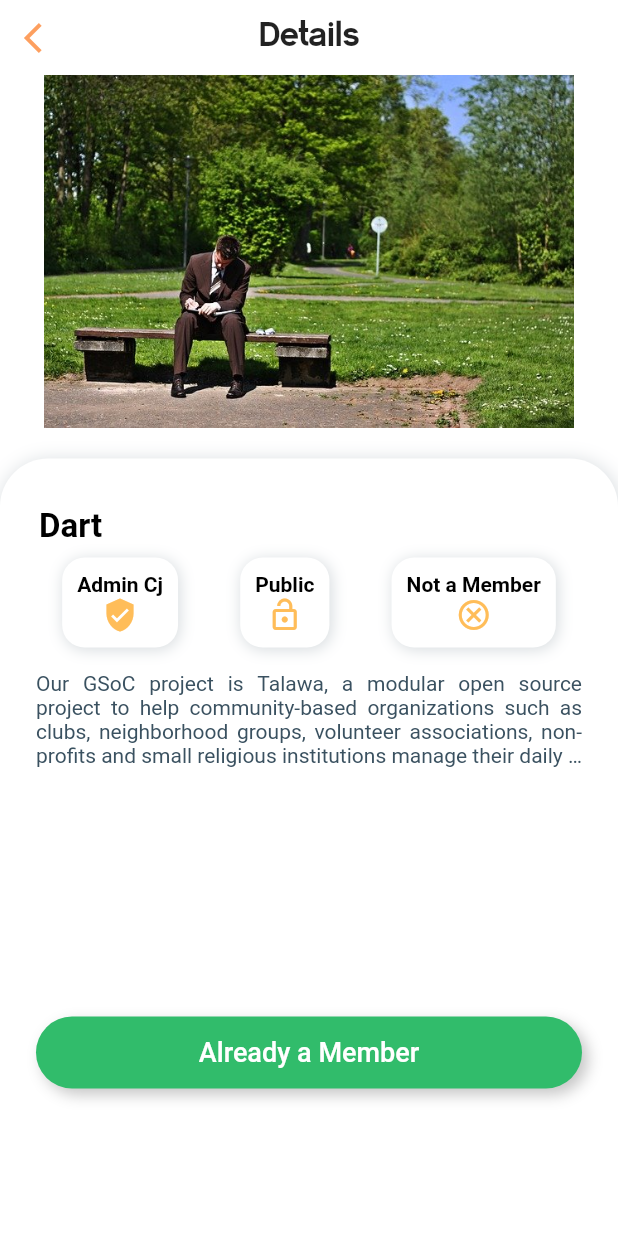
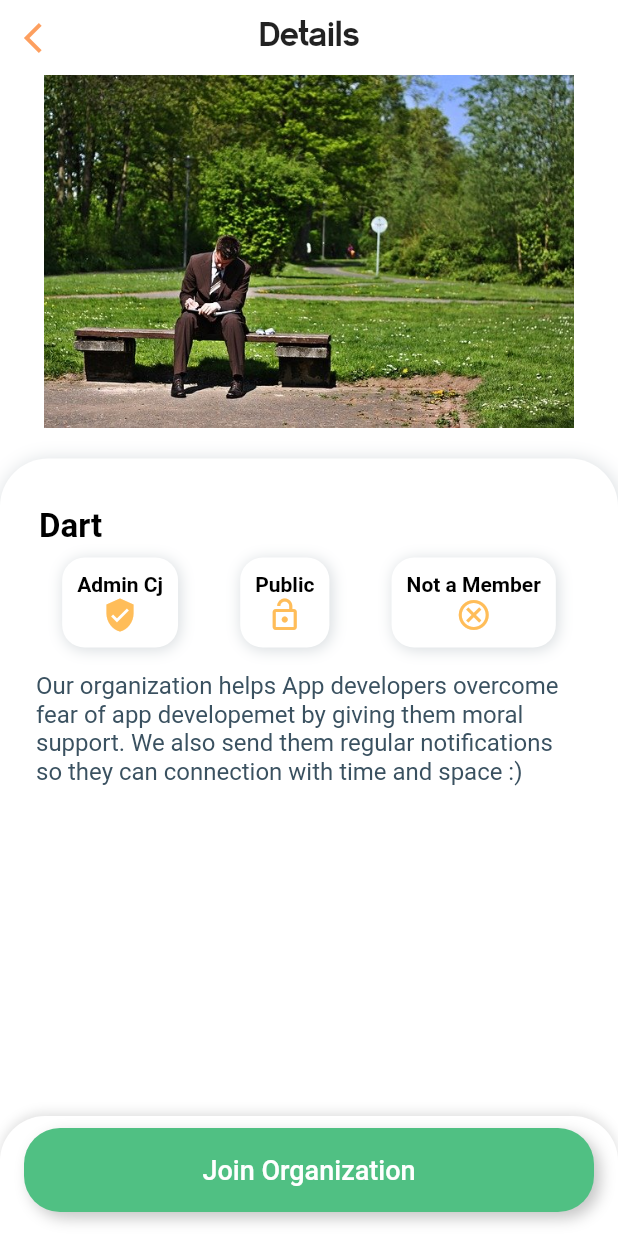
Before and after one commit to utkarshshendge/t-sample-ui, a Flutter app: the AddProfilePicture screen opened directly, after a tap on "Proceed", after a tap on "Dart", on a phone screen of 412 x 824 dp. Run offline on Flutter 3.47's test engine with Material 2 defaults, Android fonts, the phone set to English and light mode, and no system bars; our stand-ins replace carousel_slider, font_awesome_flutter, google_nav_bar, percent_indicator, table_calendar.

Commit message:
Code Refractor

```diff
--- a/lib/app_theme.dart
+++ b/lib/app_theme.dart
@@ -13,6 +13,19 @@ class TalawaTheme {
       button: base.button.copyWith(fontFamily: fontName),
     );
   }
+
+  static Decoration textBoxDecoration = BoxDecoration(
+    color: Color(0xFFFFFFFF),
+    borderRadius: const BorderRadius.all(
+      Radius.circular(10.0),
+    ),
+    boxShadow: <BoxShadow>[
+      BoxShadow(
+          color: Colors.grey.withOpacity(0.3),
+          offset: const Offset(0, 2),
+          blurRadius: 8.0),
+    ],
+  );
 
   static ThemeData buildLightTheme() {
     final Color primaryColor = Color(0xff31BC6B);
--- a/lib/views/pages/events/event_list_item.dart
+++ b/lib/views/pages/events/event_list_item.dart
@@ -54,7 +54,7 @@ class _EventItemState extends State<EventItem> {
                     Radius.circular(5),
                   )),
               height: 100,
-              width: 83,
+              width: MediaQuery.of(context).size.width - 274,
               child: Column(
                 mainAxisAlignment: MainAxisAlignment.spaceEvenly,
                 children: [
--- a/lib/views/pages/login_signup/profile_pic_screen.dart
+++ b/lib/views/pages/login_signup/add_profilepic_screen.dart
@@ -1,6 +1,8 @@
 import 'package:flutter/material.dart';
+import 'package:talawa_sample_ui/views/pages/login_signup/login_screen.dart';
 import 'package:talawa_sample_ui/views/pages/login_signup/signup_screen.dart';
-import 'package:talawa_sample_ui/views/widgets/customButtons.dart';
+import 'package:talawa_sample_ui/views/widgets/custom_bottom_bar.dart';
+import 'package:talawa_sample_ui/views/widgets/custom_buttons.dart';
 
 import '../../../app_theme.dart';
 import '../bottom_nav_bar.dart';
@@ -124,21 +126,21 @@ class _AddProfilePictureState extends State<AddProfilePicture> {
                               )
                             ])),
                         SizedBox(
-                          height: 10,
+                          height: 15,
                         ),
                         Text(
                           'Add Photo',
                           style: TextStyle(
                               fontFamily: "CM",
-                              color: Colors.black38,
-                              fontSize: 16),
+                              color: TalawaTheme.secondaryColor1,
+                              fontSize: 20),
                         )
                       ],
                     ),
                   ),
                 ),
                 SizedBox(
-                  height: circularWidgetSize + 180,
+                  height: MediaQuery.of(context).size.width / 3,
                 ),
                 GestureDetector(
                   onTap: () {
--- a/lib/views/pages/organization/organization_details_page.dart
+++ b/lib/views/pages/organization/organization_details_page.dart
@@ -1,6 +1,7 @@
 import 'package:flutter/material.dart';
 import 'package:talawa_sample_ui/views/view_models/organization_model.dart';
-import 'package:talawa_sample_ui/views/widgets/customButtons.dart';
+import 'package:talawa_sample_ui/views/widgets/custom_bottom_bar.dart';
+import 'package:talawa_sample_ui/views/widgets/custom_buttons.dart';
 
 import '../../../app_theme.dart';
 
@@ -120,30 +121,26 @@ class _OrganizationDetailsPageState extends State<OrganizationDetailsPage> {
                           padding: const EdgeInsets.only(
                               left: 16, right: 16, top: 8, bottom: 8),
                           child: Text(
-                            'Our GSoC project is Talawa, a modular open source project to help community-based organizations such as clubs, neighborhood groups, volunteer associations, non-profits and small religious institutions manage their daily activities. Most user interaction is via a mobile app.',
-                            textAlign: TextAlign.justify,
+                            'Our organization helps App developers overcome fear of app developemet by giving them moral support. We also send them regular notifications so they can connection with time and space :)',
                             style: TextStyle(
                               fontWeight: FontWeight.w200,
-                              fontSize: 14,
+                              fontSize: 16,
                               color: TalawaTheme.grey,
                             ),
-                            maxLines: 4,
-                            overflow: TextOverflow.ellipsis,
                           ),
                         ),
-                        SizedBox(height: 150),
-                        CustomButton(
-                          label: "Already a Member",
-                          buttonColor:
-                              TalawaTheme.buildLightTheme().primaryColor,
-                        ),
-                        Spacer()
                       ],
                     ),
                   ),
                 ),
               ],
             ),
+          ),
+        ),
+        bottomNavigationBar: CustomBottomBar(
+          child: CustomButton(
+            buttonColor: TalawaTheme.primatyColorShadeLightShade,
+            label: "Join Organization",
           ),
         ),
       );
--- a/lib/views/pages/organization/organization_home_page.dart
+++ b/lib/views/pages/organization/organization_home_page.dart
@@ -147,18 +147,7 @@ class _OrganizationHomePageState extends State<OrganizationHomePage> {
         Container(
           padding: const EdgeInsets.only(left: 16, right: 16),
           width: 250,
-          decoration: BoxDecoration(
-            color: TalawaTheme.buildLightTheme().backgroundColor,
-            borderRadius: const BorderRadius.all(
-              Radius.circular(10.0),
-            ),
-            boxShadow: <BoxShadow>[
-              BoxShadow(
-                  color: Colors.grey.withOpacity(0.2),
-                  offset: const Offset(0, 2),
-                  blurRadius: 8.0),
-            ],
-          ),
+          decoration: TalawaTheme.textBoxDecoration,
           child: Row(
             children: [
               Expanded(
--- a/lib/views/pages/organization/organization_list._item.dart
+++ b/lib/views/pages/organization/organization_list._item.dart
@@ -23,7 +23,7 @@ class OrgItem extends StatelessWidget {
               Expanded(
                 child: Container(
                   decoration: BoxDecoration(
-                    color: Colors.white.withOpacity(0.95),
+                    color: TalawaTheme.secondaryColor1.withOpacity(0.06),
                     borderRadius: const BorderRadius.all(Radius.circular(10.0)),
                   ),
                   child: Column(
@@ -69,8 +69,7 @@ class OrgItem extends StatelessWidget {
                                               : Icon(
                                                   Icons.lock_outline,
                                                   color: TalawaTheme
-                                                          .buildLightTheme()
-                                                      .errorColor
+                                                          .SecondaryColorDarkShade
                                                       .withOpacity(0.8),
                                                   size: 20,
                                                 ),
--- a/lib/views/pages/profile/profile_page.dart
+++ b/lib/views/pages/profile/profile_page.dart
@@ -4,7 +4,7 @@ import 'package:font_awesome_flutter/font_awesome_flutter.dart';
 import 'package:talawa_sample_ui/views/pages/login_signup/signup_screen.dart';
 import 'package:talawa_sample_ui/views/pages/newsfeed/news_feed_list_item.dart';
 import 'package:talawa_sample_ui/views/view_models/post_model.dart';
-import 'package:talawa_sample_ui/views/widgets/customButtons.dart';
+import 'package:talawa_sample_ui/views/widgets/custom_buttons.dart';
 import 'package:talawa_sample_ui/views/widgets/tab_header.dart';
 
 import '../../../app_theme.dart';
--- /dev/null
+++ b/lib/views/widgets/custom_bottom_bar.dart
@@ -0,0 +1,30 @@
+import 'package:flutter/material.dart';
+import 'package:talawa_sample_ui/views/widgets/custom_buttons.dart';
+
+import '../../app_theme.dart';
+
+class CustomBottomBar extends StatelessWidget {
+  final Widget child;
+
+  const CustomBottomBar({Key key, this.child}) : super(key: key);
+  @override
+  Widget build(BuildContext context) {
+    return Container(
+        height: 80.0,
+        decoration: BoxDecoration(
+          color: TalawaTheme.buildLightTheme().backgroundColor,
+          borderRadius: BorderRadius.only(
+            topLeft: Radius.circular(30.0),
+            topRight: Radius.circular(30.0),
+          ),
+          boxShadow: [
+            BoxShadow(
+              color: Colors.black12,
+              offset: Offset(0, -2),
+              blurRadius: 6.0,
+            ),
+          ],
+        ),
+        child: child);
+  }
+}
--- a/lib/views/widgets/tab_header.dart
+++ b/lib/views/widgets/tab_header.dart
@@ -2,14 +2,14 @@ import 'package:flutter/material.dart';
 
 class ContestTabHeader extends SliverPersistentHeaderDelegate {
   ContestTabHeader(
-    this.searchUI,
+    this.collapseBar,
   );
-  final Widget searchUI;
+  final Widget collapseBar;
 
   @override
   Widget build(
       BuildContext context, double shrinkOffset, bool overlapsContent) {
-    return searchUI;
+    return collapseBar;
   }
 
   @override
```
Also changed, not shown: lib/views/pages/events/add_event.dart (+4 -47 lines), lib/views/pages/events/calendar/end_calendar.dart (+2 -15 lines), lib/views/pages/events/calendar/monthList.dart (added, +16 -0 lines), lib/views/pages/events/calendar/start_calendar.dart (+2 -15 lines), lib/views/pages/events/events_home_page.dart (+1 -12 lines), lib/views/pages/login_signup/login_screen.dart (+7 -27 lines), lib/views/pages/login_signup/signup_screen.dart (+24 -88 lines), lib/views/pages/newsfeed/post_screen.dart (+1 -12 lines), lib/views/widgets/custom_buttons.dart (renamed from lib/views/widgets/customButtons.dart).
